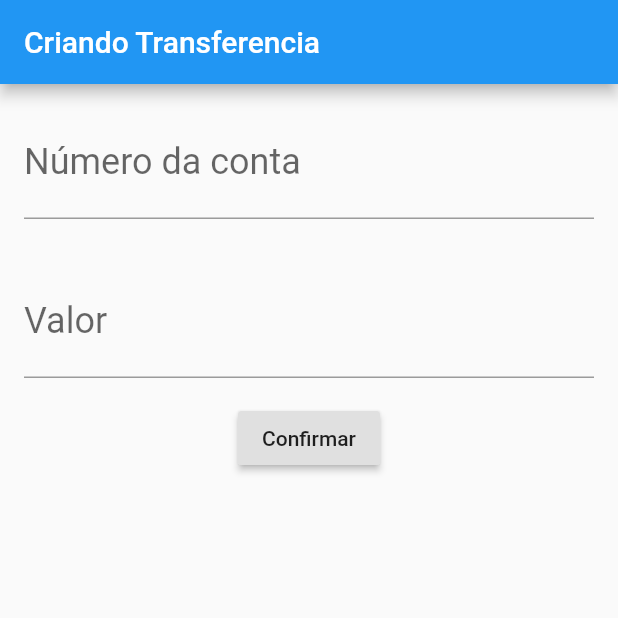
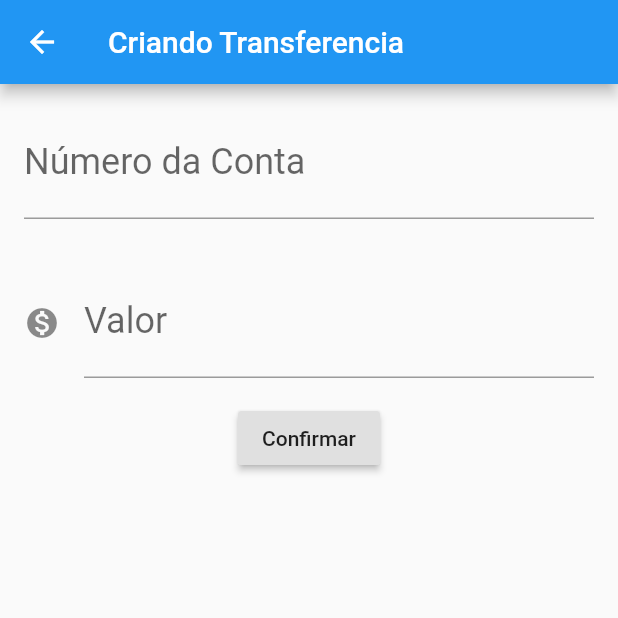
Before and after one commit to GMChristo/bytebank_Flutter, a Flutter app: the FormularioTransferencia screen opened directly, after a tap on "Confirmar", on a phone screen of 412 x 824 dp, the top half of it. Run offline on Flutter 3.47's test engine with Material 2 defaults, Android fonts, the phone set to English and light mode, and no system bars.

Commit message:
04 - Utilizando uma lista dinâmica de Widgets

```diff
--- a/lib/main.dart
+++ b/lib/main.dart
@@ -10,7 +10,7 @@ class BytebankApp extends StatelessWidget {
     return MaterialApp(
       home: Scaffold(
         //aplica o widget de Scaffold, um layout;
-        body: FormularioTransferencia(),
+        body: ListaTransferencias(),
       ),
     ); //implementa o uso do Material Design e informa para o MaterialApp que a pagina inicial eh a home;
   }
@@ -29,69 +29,82 @@ class FormularioTransferencia extends StatelessWidget {
         ),
         body: Column(
           children: <Widget>[
-            Padding(
-              padding: const EdgeInsets.all(
-                  16.0), //padding cria o espaço entre os widgets, o .all aplica a toda a borda padding o msm valor
-              child: TextField(
-                controller: _controladorCampoNumeroConta,
-                style: TextStyle(
-                    fontSize:
-                        24.0 //define o tamanho da fonte que informa o nome do campo
-                    ),
-                decoration: InputDecoration(
-                    labelText: 'Número da conta', //apresenta o nome do campo
-                    hintText:
-                        '0000' //mostra uma dica quando o campo eh selecionado
-                    ),
-                keyboardType: TextInputType
-                    .number, //define o tipo de teclado que sera mostrado ao selecionar o campo, nesse caso teclado numerico
-              ),
+            Editor(
+              controlador: _controladorCampoNumeroConta,
+              dica: '0000',
+              rotulo: 'Número da Conta',
             ),
-            Padding(
-              padding: const EdgeInsets.all(
-                  16.0), //padding cria o espaço entre os widgets, o .all aplica a toda a borda padding o msm valor
-              child: TextField(
-                controller: _controladorCampoValor,
-                style: TextStyle(
-                    fontSize:
-                        24.0 //define o tamanho da fonte que informa o nome do campo
-                    ),
-                decoration: InputDecoration(
-                    labelText: 'Valor', //apresenta o nome do campo
-                    hintText:
-                        '0,00' //mostra uma dica quando o campo eh selecionado
-                    ),
-                keyboardType: TextInputType.number,
-              ),
+            Editor(
+              controlador: _controladorCampoValor,
+              dica: '0.00',
+              rotulo: 'Valor',
+              icone: Icons.monetization_on,
             ),
             RaisedButton(
               child: Text('Confirmar'),
               onPressed: () {
-                debugPrint(
-                    'Clicou no confirmar'); //debugPrint serve para apresentar msg no console, igual printf
-                final int numeroConta = int.tryParse(_controladorCampoNumeroConta
-                    .text); //cria variavel para receber o num da conta, o parse converte ela de text para int
-                final double valor =
-                    double.tryParse(_controladorCampoValor.text);
-                if (numeroConta != null && valor != null) {
-                  final transferenciaCriada = Transferencia(valor, numeroConta);
-                  debugPrint(
-                      '$transferenciaCriada'); //o '$transferenciaCriada' vai imprimir o valor da variavel
-                  Scaffold.of(context).showSnackBar( //implementa SnackBar, serve para apresentar uma pequena barra de msg na tela do celular
-                    SnackBar(
-                      content: Text('$transferenciaCriada'),
-                    ),
-                  );
-                }
+                //tb pode ser escrito como: onPressed () => criaTransferencia()
+                _criaTransferencia(context);
               },
             ),
           ],
         ));
   }
+
+  void _criaTransferencia(BuildContext context) {
+    final int numeroConta = int.tryParse(_controladorCampoNumeroConta
+        .text); //cria variavel para receber o num da conta, o parse converte ela de text para int
+    final double valor = double.tryParse(_controladorCampoValor.text);
+    if (numeroConta != null && valor != null) {
+      final transferenciaCriada = Transferencia(valor, numeroConta);
+      debugPrint(
+          '$transferenciaCriada'); //serve para apresentar msg no console, igual printf, '$transferenciaCriada' vai imprimir o valor da variavel
+          Navigator.pop(context, transferenciaCriada);
+    }
+  }
+}
+
+class Editor extends StatelessWidget {
+  final TextEditingController controlador;
+  final String rotulo;
+  final String dica;
+  final IconData icone;
+
+  const Editor(
+      {this.controlador,
+      this.rotulo,
+      this.dica,
+      this.icone}); //colocar os parametros no contrutor entre {} significa que sao opcionais
+
+  @override
+  Widget build(BuildContext context) {
+    return Padding(
+      padding: const EdgeInsets.all(
+          16.0), //padding cria o espaço entre os widgets, o .all aplica a toda a borda padding o msm valor
+      child: TextField(
+        controller: controlador,
+        style: TextStyle(
+            fontSize:
+                24.0 //define o tamanho da fonte que informa o nome do campo
+            ),
+        decoration: InputDecoration(
+          icon: icone != null
+              ? Icon(icone)
+              : null, //verifica se recebeu do contrutor um icone, se sim apresenta o icone se nao retorna null
+          labelText: rotulo, //apresenta o nome do campo
+          hintText: dica, //mostra uma dica quando o campo eh selecionado
+        ),
+        keyboardType: TextInputType
+            .number, //define o tipo de teclado que sera mostrado ao selecionar o campo, nesse caso teclado numerico
+      ),
+    );
+  }
 }
 
 class ListaTransferencias extends StatelessWidget {
   //StatelessWidget nao tem a capacidade de alterar o conteudo diferente do StatefulWidget que consegue alterar o conteudo;
+
+  final List<Transferencia> _transferencias = List(); //cria uma lista de Transferencias
 
   @override
   Widget build(BuildContext context) {
@@ -101,15 +114,31 @@ class ListaTransferencias extends StatelessWidget {
         title:
             Text('Transferências!'), //define o texto que eh mostrado na Appbar;
       ),
-      body: Column(
-        children: <Widget>[
-          //para adicionar deixei o cursor no card e apertei alt+enter, selecionei wrap with column que ele adicionou o codigo de column;
-          ItemTransferencia(Transferencia(100.0, 0102)),
-          ItemTransferencia(Transferencia(200.0, 0103)),
-        ],
+      body: ListView.builder(
+        itemCount: _transferencias.length, // define o tamanho da lista a ser apresentada na tela de acordo com a quantidade na List
+        itemBuilder: (context, indice){
+          final transferencia = _transferencias[indice];
+          return ItemTransferencia(transferencia);
+        },
       ),
       floatingActionButton: FloatingActionButton(
         //adiciona um botao flutuante;
+        onPressed: () {
+          final Future<Transferencia> future = Navigator.push(
+            //Future implementa um callback que vai funcionar para receber uma possivel resposta durante a navegação
+            //O <Transferencia> esta informando que o retorno vai ser do tipo Transferencia
+            // Navigator.push eh o comando para implementar a mudança de tela
+            context,
+            MaterialPageRoute(builder: (context) {
+              //MaterialPageRoute eh usado para efetuar toda a tarefa de trasnsição de tela
+              return FormularioTransferencia();
+            }),
+          );
+          future.then((transferenciaRecebida){
+            debugPrint('$transferenciaRecebida');
+            _transferencias.add(transferenciaRecebida); //adiciona a transferencia que veio do future na lista
+          },);
+        },
         child: Icon(Icons
             .add), //child serve para colocar um widget dentro de outro widget;
         //Icons - cria um botao, importando os estilos de Icon, e selecionando qual estilo usar em Icons.add;
```
